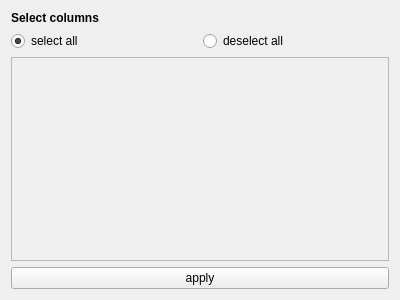
The window that resources/design/ui/modules/selectColumns.ui (jeaunrg/PyQTapp_template) describes before a commit, drawn with Qt 5.
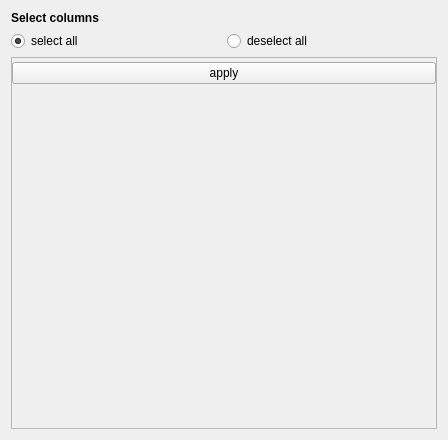
The same window after the commit.

What changed in the file:
```diff
--- a/resources/design/ui/modules/selectColumns.ui
+++ b/resources/design/ui/modules/selectColumns.ui
@@ -6,8 +6,8 @@
    <rect>
     <x>0</x>
     <y>0</y>
-    <width>400</width>
-    <height>300</height>
+    <width>448</width>
+    <height>440</height>
    </rect>
   </property>
   <property name="windowTitle">
@@ -61,8 +61,8 @@
        <rect>
         <x>0</x>
         <y>0</y>
-        <width>376</width>
-        <height>189</height>
+        <width>424</width>
+        <height>364</height>
        </rect>
       </property>
       <layout class="QVBoxLayout" name="verticalLayout_3">
@@ -82,19 +82,39 @@
         <number>0</number>
        </property>
        <item>
-        <layout class="QGridLayout" name="grid"/>
+        <layout class="QGridLayout" name="grid">
+         <property name="bottomMargin">
+          <number>4</number>
+         </property>
+         <property name="spacing">
+          <number>0</number>
+         </property>
+        </layout>
+       </item>
+       <item>
+        <widget class="QPushButton" name="apply">
+         <property name="text">
+          <string>apply</string>
+         </property>
+        </widget>
+       </item>
+       <item>
+        <spacer name="verticalSpacer">
+         <property name="orientation">
+          <enum>Qt::Vertical</enum>
+         </property>
+         <property name="sizeHint" stdset="0">
+          <size>
+           <width>20</width>
+           <height>40</height>
+          </size>
+         </property>
+        </spacer>
        </item>
       </layout>
      </widget>
     </widget>
    </item>
-   <item>
-    <widget class="QPushButton" name="apply">
-     <property name="text">
-      <string>apply</string>
-     </property>
-    </widget>
-   </item>
   </layout>
  </widget>
  <resources/>
```
